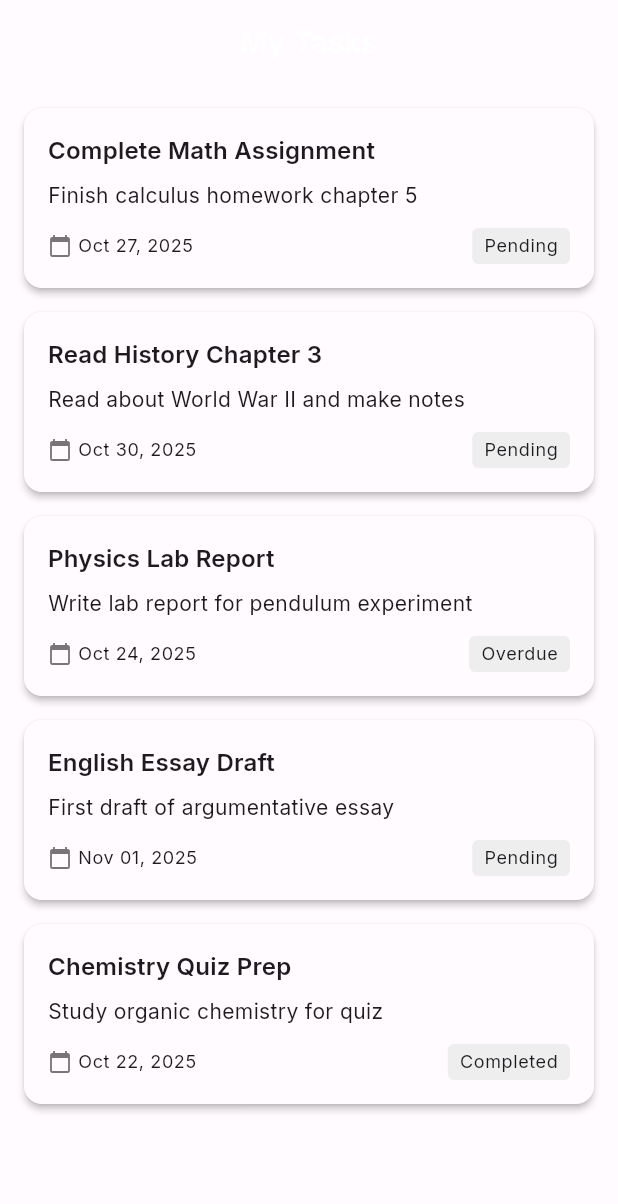
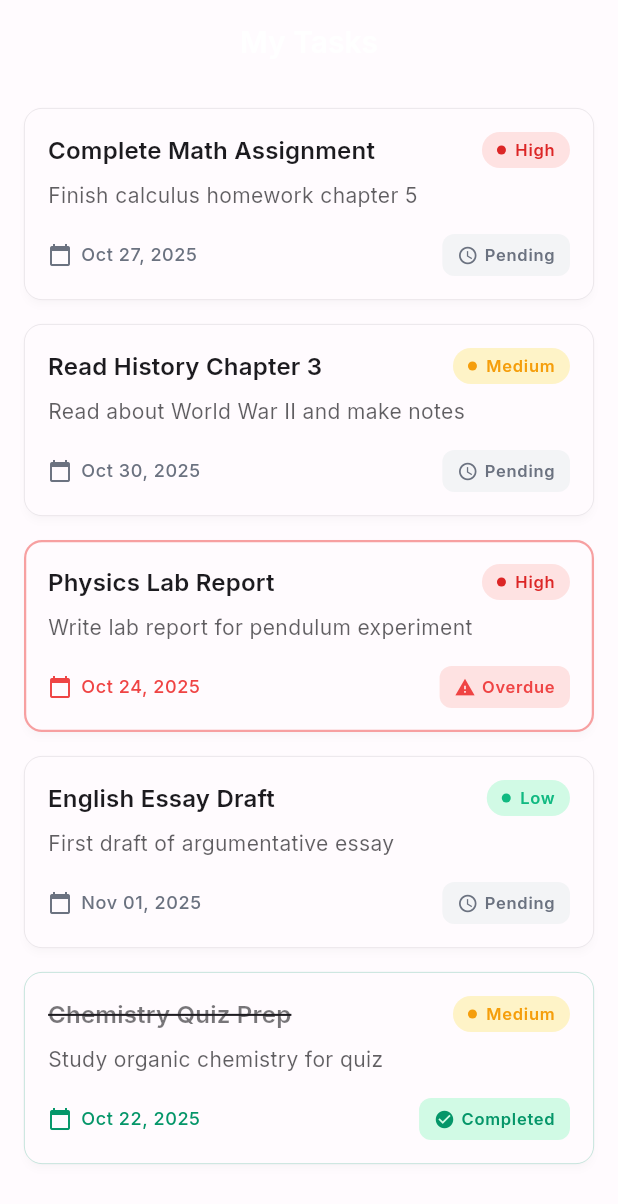
Before and after one commit to izzalDev/study_tracker, a Flutter app: the screen it shows after launch, on a phone screen of 412 x 824 dp. Shown: the top 1204 px of the screen. Run offline on Flutter 3.47's test engine with Material 3 defaults, Android fonts, the phone set to English and light mode, and no system bars; our stand-ins replace google_fonts.

Commit message:
feat(tasks): enhance ui

```diff
--- a/lib/features/tasks/widgets/task_card.dart
+++ b/lib/features/tasks/widgets/task_card.dart
@@ -1,7 +1,8 @@
 import 'package:flutter/material.dart';
-import '../models/task_model.dart';
-import '../../../core/constants/app_strings.dart';
 import 'package:intl/intl.dart';
+import 'package:study_tracker/core/constants/app_colors.dart';
+import 'package:study_tracker/core/constants/app_strings.dart';
+import 'package:study_tracker/features/tasks/models/task_model.dart';
 
 class TaskCard extends StatelessWidget {
   final TaskModel task;
@@ -11,62 +12,75 @@ class TaskCard extends StatelessWidget {
   @override
   Widget build(BuildContext context) {
     return Card(
+      elevation: 2,
+      shadowColor: Colors.black.withValues(alpha: 0.1),
+      shape: RoundedRectangleBorder(
+        borderRadius: BorderRadius.circular(12),
+        side: BorderSide(
+          color: _getStatusBorderColor(),
+          width: task.status == TaskStatus.overdue ? 1.5 : 0.5,
+        ),
+      ),
       child: Padding(
         padding: const EdgeInsets.all(16),
         child: Column(
           crossAxisAlignment: CrossAxisAlignment.start,
           children: [
-            // Title
-            Text(
-              task.title,
-              style: Theme.of(
-                context,
-              ).textTheme.titleMedium?.copyWith(fontWeight: FontWeight.w600),
+            // Header: Title + Priority Badge
+            Row(
+              crossAxisAlignment: CrossAxisAlignment.start,
+              children: [
+                Expanded(
+                  child: Text(
+                    task.title,
+                    style: Theme.of(context).textTheme.titleMedium?.copyWith(
+                      fontWeight: FontWeight.w600,
+                      decoration: task.isCompleted
+                          ? TextDecoration.lineThrough
+                          : null,
+                      color: task.isCompleted
+                          ? Theme.of(
+                              context,
+                            ).colorScheme.onSurface.withValues(alpha: 0.6)
+                          : Theme.of(context).colorScheme.onSurface,
+                    ),
+                  ),
+                ),
+                const SizedBox(width: 12),
+                _buildPriorityBadge(context),
+              ],
             ),
 
             const SizedBox(height: 8),
 
+            // Description
             Text(
               task.description,
-              style: Theme.of(context).textTheme.bodyMedium,
+              style: Theme.of(context).textTheme.bodyMedium?.copyWith(
+                color: Theme.of(
+                  context,
+                ).colorScheme.onSurface.withValues(alpha: 0.7),
+              ),
               maxLines: 2,
               overflow: TextOverflow.ellipsis,
             ),
 
-            const SizedBox(height: 12),
+            const SizedBox(height: 16),
 
+            // Footer: Due Date + Status
             Row(
               children: [
-                // Due Date
-                Icon(
-                  Icons.calendar_today,
-                  size: 16,
-                  color: Theme.of(
-                    context,
-                  ).colorScheme.onSurface.withValues(alpha: 0.6),
-                ),
-                const SizedBox(width: 4),
+                Icon(Icons.calendar_today, size: 16, color: _getStatusColor()),
+                const SizedBox(width: 6),
                 Text(
                   DateFormat('MMM dd, yyyy').format(task.dueDate),
-                  style: Theme.of(context).textTheme.bodySmall,
-                ),
-
-                const Spacer(),
-
-                Container(
-                  padding: const EdgeInsets.symmetric(
-                    horizontal: 8,
-                    vertical: 4,
-                  ),
-                  decoration: BoxDecoration(
-                    color: Colors.grey.shade200,
-                    borderRadius: BorderRadius.circular(4),
-                  ),
-                  child: Text(
-                    _getStatusLabel(task.status),
-                    style: Theme.of(context).textTheme.bodySmall,
+                  style: Theme.of(context).textTheme.bodySmall?.copyWith(
+                    color: _getStatusColor(),
+                    fontWeight: FontWeight.w500,
                   ),
                 ),
+                const Spacer(),
+                _buildStatusBadge(context),
               ],
             ),
           ],
@@ -75,14 +89,131 @@ class TaskCard extends StatelessWidget {
     );
   }
 
-  String _getStatusLabel(TaskStatus status) {
-    switch (status) {
+  Widget _buildPriorityBadge(BuildContext context) {
+    final (bgColor, textColor, label) = _getPriorityBadgeData();
+
+    return Container(
+      padding: const EdgeInsets.symmetric(horizontal: 10, vertical: 4),
+      decoration: BoxDecoration(
+        color: bgColor,
+        borderRadius: BorderRadius.circular(12),
+      ),
+      child: Row(
+        mainAxisSize: MainAxisSize.min,
+        children: [
+          Container(
+            width: 6,
+            height: 6,
+            decoration: BoxDecoration(color: textColor, shape: BoxShape.circle),
+          ),
+          const SizedBox(width: 6),
+          Text(
+            label,
+            style: Theme.of(context).textTheme.labelSmall?.copyWith(
+              color: textColor,
+              fontWeight: FontWeight.w600,
+            ),
+          ),
+        ],
+      ),
+    );
+  }
+
+  Widget _buildStatusBadge(BuildContext context) {
+    final (bgColor, textColor, icon, label) = _getStatusBadgeData();
+
+    return Container(
+      padding: const EdgeInsets.symmetric(horizontal: 10, vertical: 6),
+      decoration: BoxDecoration(
+        color: bgColor,
+        borderRadius: BorderRadius.circular(8),
+      ),
+      child: Row(
+        mainAxisSize: MainAxisSize.min,
+        children: [
+          Icon(icon, size: 14, color: textColor),
+          const SizedBox(width: 4),
+          Text(
+            label,
+            style: Theme.of(context).textTheme.labelSmall?.copyWith(
+              color: textColor,
+              fontWeight: FontWeight.w600,
+            ),
+          ),
+        ],
+      ),
+    );
+  }
+
+  (Color bgColor, Color textColor, String label) _getPriorityBadgeData() {
+    switch (task.priority) {
+      case TaskPriority.high:
+        return (
+          AppColors.priorityHighLight,
+          AppColors.priorityHigh,
+          AppStrings.priorityHigh,
+        );
+      case TaskPriority.medium:
+        return (
+          AppColors.priorityMediumLight,
+          AppColors.priorityMedium,
+          AppStrings.priorityMedium,
+        );
+      case TaskPriority.low:
+        return (
+          AppColors.priorityLowLight,
+          AppColors.priorityLow,
+          AppStrings.priorityLow,
+        );
+    }
+  }
+
+  (Color bgColor, Color textColor, IconData icon, String label)
+  _getStatusBadgeData() {
+    switch (task.status) {
       case TaskStatus.completed:
-        return AppStrings.statusCompleted;
+        return (
+          AppColors.statusCompletedLight,
+          AppColors.statusCompleted,
+          Icons.check_circle,
+          AppStrings.statusCompleted,
+        );
       case TaskStatus.pending:
-        return AppStrings.statusPending;
+        return (
+          AppColors.statusPendingLight,
+          AppColors.statusPending,
+          Icons.schedule,
+          AppStrings.statusPending,
+        );
       case TaskStatus.overdue:
-        return AppStrings.statusOverdue;
+        return (
+          AppColors.statusOverdueLight,
+          AppColors.statusOverdue,
+          Icons.warning,
+          AppStrings.statusOverdue,
+        );
+    }
+  }
+
+  Color _getStatusColor() {
+    switch (task.status) {
+      case TaskStatus.completed:
+        return AppColors.statusCompleted;
+      case TaskStatus.pending:
+        return AppColors.statusPending;
+      case TaskStatus.overdue:
+        return AppColors.statusOverdue;
+    }
+  }
+
+  Color _getStatusBorderColor() {
+    switch (task.status) {
+      case TaskStatus.completed:
+        return AppColors.statusCompleted.withValues(alpha: 0.3);
+      case TaskStatus.pending:
+        return AppColors.outline.withValues(alpha: 0.2);
+      case TaskStatus.overdue:
+        return AppColors.statusOverdue.withValues(alpha: 0.5);
     }
   }
 }
```
